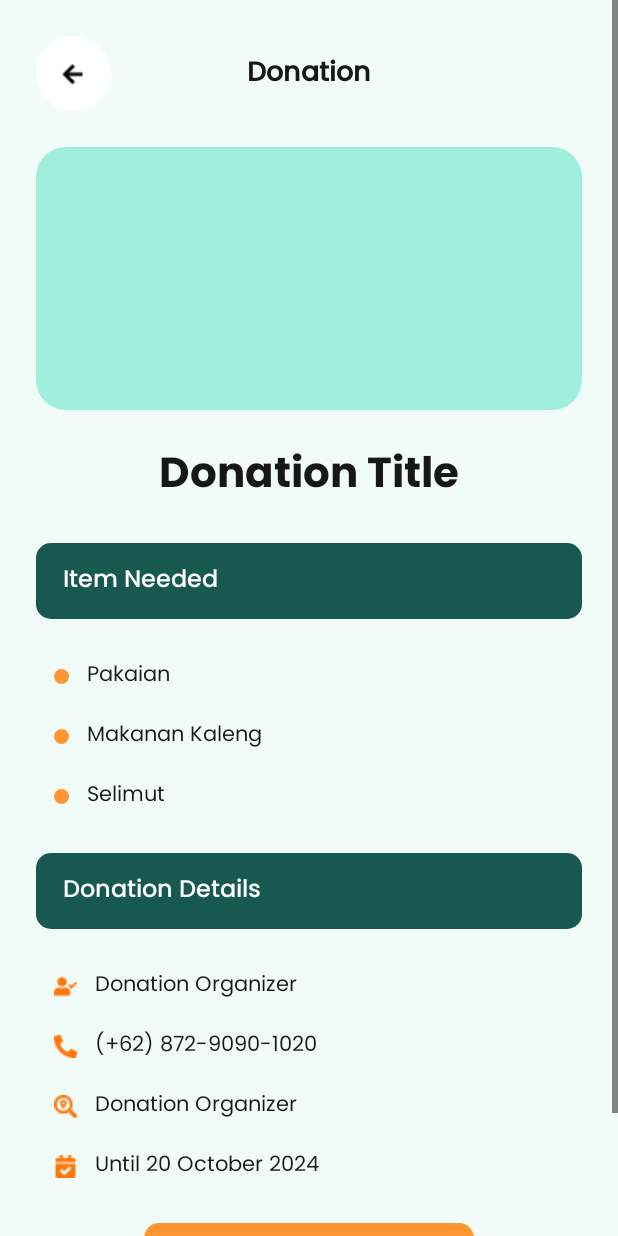
After one commit to josephines1/help-hand, an Android app: the DonationDetailActivity screen opened directly, with no data from a screen before it, on a phone screen of 412 x 824 dp. The commit adds this screen. Run offline under Robolectric (Android 15) with nearby library versions, the phone set to English and light mode, and no system bars.

Commit message:
Add halaman detail donasi

```diff
--- a/app/src/main/java/com/example/helphandv10/HomeFragment.kt
+++ b/app/src/main/java/com/example/helphandv10/HomeFragment.kt
@@ -7,13 +7,12 @@ import android.view.View
 import android.view.ViewGroup
 import androidx.recyclerview.widget.LinearLayoutManager
 import androidx.recyclerview.widget.RecyclerView
+import com.example.helphandv10.adapter.ListAdapter
 import java.util.Date
 import java.sql.Timestamp
 import java.time.LocalDate
 import java.time.LocalTime
 import java.time.ZoneId
-import java.time.format.DateTimeFormatter
-import java.util.Locale
 
 // TODO: Rename parameter arguments, choose names that match
 // the fragment initialization parameters, e.g. ARG_ITEM_NUMBER
--- /dev/null
+++ b/app/src/main/java/com/example/helphandv10/activity/DonationDetailActivity.kt
@@ -0,0 +1,33 @@
+package com.example.helphandv10.activity
+
+import android.annotation.SuppressLint
+import android.os.Bundle
+import androidx.activity.enableEdgeToEdge
+import androidx.appcompat.app.AppCompatActivity
+import androidx.core.view.ViewCompat
+import androidx.core.view.WindowInsetsCompat
+import androidx.recyclerview.widget.LinearLayoutManager
+import androidx.recyclerview.widget.RecyclerView
+import com.example.helphandv10.R
+import com.example.helphandv10.adapter.ItemNeededAdapter
+
+class DonationDetailActivity : AppCompatActivity() {
+    private lateinit var itemsRecyclerView: RecyclerView
+    private lateinit var itemNeededAdapter: ItemNeededAdapter
+
+    override fun onCreate(savedInstanceState: Bundle?) {
+        super.onCreate(savedInstanceState)
+        enableEdgeToEdge()
+        setContentView(R.layout.activity_donation_detail)
+        ViewCompat.setOnApplyWindowInsetsListener(findViewById(R.id.main)) { v, insets ->
+            val systemBars = insets.getInsets(WindowInsetsCompat.Type.systemBars())
+            v.setPadding(systemBars.left, systemBars.top, systemBars.right, systemBars.bottom)
+            insets
+        }
+
+        itemsRecyclerView = findViewById(R.id.rv_items_needed)
+        itemNeededAdapter = ItemNeededAdapter(listOf("Pakaian", "Makanan Kaleng", "Selimut"))
+        itemsRecyclerView.adapter = itemNeededAdapter
+        itemsRecyclerView.layoutManager = LinearLayoutManager(this)
+    }
+}
--- a/app/src/main/java/com/example/helphandv10/LoginActivity.kt
+++ b/app/src/main/java/com/example/helphandv10/activity/LoginActivity.kt
@@ -1,12 +1,10 @@
-package com.example.helphandv10
+package com.example.helphandv10.activity
 
 import android.content.Intent
 import android.os.Bundle
 import android.widget.TextView
-import androidx.activity.enableEdgeToEdge
 import androidx.appcompat.app.AppCompatActivity
-import androidx.core.view.ViewCompat
-import androidx.core.view.WindowInsetsCompat
+import com.example.helphandv10.R
 
 class LoginActivity : AppCompatActivity() {
     lateinit var tv_doNotHaveAnAccount : TextView
--- a/app/src/main/java/com/example/helphandv10/MainActivity.kt
+++ b/app/src/main/java/com/example/helphandv10/activity/MainActivity.kt
@@ -1,13 +1,13 @@
-package com.example.helphandv10
+package com.example.helphandv10.activity
 
 import android.os.Bundle
 import androidx.activity.enableEdgeToEdge
 import androidx.appcompat.app.AppCompatActivity
 import androidx.core.view.ViewCompat
 import androidx.core.view.WindowInsetsCompat
-import androidx.fragment.app.Fragment
 import androidx.navigation.findNavController
 import androidx.navigation.ui.setupWithNavController
+import com.example.helphandv10.R
 import com.example.helphandv10.databinding.ActivityMainBinding
 import com.google.android.material.bottomnavigation.BottomNavigationView
 
--- a/app/src/main/java/com/example/helphandv10/SignUpActivity.kt
+++ b/app/src/main/java/com/example/helphandv10/activity/SignUpActivity.kt
@@ -1,12 +1,10 @@
-package com.example.helphandv10
+package com.example.helphandv10.activity
 
 import android.content.Intent
 import android.os.Bundle
 import android.widget.TextView
-import androidx.activity.enableEdgeToEdge
 import androidx.appcompat.app.AppCompatActivity
-import androidx.core.view.ViewCompat
-import androidx.core.view.WindowInsetsCompat
+import com.example.helphandv10.R
 
 class SignUpActivity : AppCompatActivity() {
     lateinit var tv_alreadyRegistered : TextView
--- /dev/null
+++ b/app/src/main/java/com/example/helphandv10/adapter/ItemNeededAdapter.kt
@@ -0,0 +1,25 @@
+package com.example.helphandv10.adapter
+
+import android.view.LayoutInflater
+import android.view.View
+import android.view.ViewGroup
+import android.widget.TextView
+import androidx.recyclerview.widget.RecyclerView
+import com.example.helphandv10.R
+
+class ItemNeededAdapter(private val items: List<String>) : RecyclerView.Adapter<ItemNeededAdapter.ViewHolder>() {
+    class ViewHolder(itemView: View) : RecyclerView.ViewHolder(itemView) {
+        var itemTextView: TextView = itemView.findViewById(R.id.tv_item_needed)
+    }
+
+    override fun onCreateViewHolder(parent: ViewGroup, viewType: Int): ViewHolder {
+        val view = LayoutInflater.from(parent.context).inflate(R.layout.item_needed_view, parent, false)
+        return ViewHolder(view)
+    }
+
+    override fun onBindViewHolder(holder: ViewHolder, position: Int) {
+        holder.itemTextView.text = items[position]
+    }
+
+    override fun getItemCount() = items.size
+}
--- a/app/src/main/java/com/example/helphandv10/ListAdapter.kt
+++ b/app/src/main/java/com/example/helphandv10/adapter/ListAdapter.kt
@@ -1,4 +1,4 @@
-package com.example.helphandv10
+package com.example.helphandv10.adapter
 
 import android.view.LayoutInflater
 import android.view.View
@@ -7,6 +7,8 @@ import android.widget.ImageView
 import android.widget.TextView
 import androidx.recyclerview.widget.RecyclerView
 import com.bumptech.glide.Glide
+import com.example.helphandv10.Donations
+import com.example.helphandv10.R
 import java.sql.Timestamp
 import java.time.ZoneId
 import java.time.format.DateTimeFormatter
--- /dev/null
+++ b/app/src/main/res/drawable/background_sub_title_detail.xml
@@ -0,0 +1,9 @@
+<?xml version="1.0" encoding="utf-8"?>
+<selector xmlns:android="http://schemas.android.com/apk/res/android">
+    <item>
+        <shape android:shape="rectangle">
+            <solid android:color="@color/primary_dark" />
+            <corners android:radius="10dp" />
+        </shape>
+    </item>
+</selector>
--- /dev/null
+++ b/app/src/main/res/drawable/bullet_list_on_details.xml
@@ -0,0 +1,10 @@
+<?xml version="1.0" encoding="utf-8"?>
+<selector xmlns:android="http://schemas.android.com/apk/res/android">
+    <item>
+        <shape android:shape="rectangle">
+            <solid android:color="@color/secondary" />
+            <size android:height="10dp" android:width="10dp" />
+            <corners android:radius="10dp" />
+        </shape>
+    </item>
+</selector>
--- /dev/null
+++ b/app/src/main/res/layout/activity_donation_detail.xml
@@ -0,0 +1,248 @@
+<?xml version="1.0" encoding="utf-8"?>
+<androidx.constraintlayout.widget.ConstraintLayout xmlns:android="http://schemas.android.com/apk/res/android"
+    xmlns:app="http://schemas.android.com/apk/res-auto"
+    xmlns:tools="http://schemas.android.com/tools"
+    android:id="@+id/main"
+    android:layout_width="match_parent"
+    android:layout_height="match_parent"
+    tools:context=".activity.DonationDetailActivity">
+
+    <ScrollView
+        android:layout_width="0dp"
+        android:layout_height="0dp"
+        android:background="@color/background"
+        app:layout_constraintBottom_toBottomOf="parent"
+        app:layout_constraintEnd_toEndOf="parent"
+        app:layout_constraintStart_toStartOf="parent"
+        app:layout_constraintTop_toTopOf="parent">
+
+        <LinearLayout
+            android:layout_width="match_parent"
+            android:layout_height="wrap_content"
+            android:orientation="vertical"
+            android:paddingBottom="24dp">
+
+            <androidx.constraintlayout.widget.ConstraintLayout
+                android:layout_width="match_parent"
+                android:layout_height="match_parent"
+                android:orientation="horizontal"
+                android:paddingHorizontal="24dp"
+                android:paddingTop="24dp">
+
+                <ImageView
+                    android:id="@+id/imageView"
+                    android:layout_width="wrap_content"
+                    android:layout_height="wrap_content"
+                    app:layout_constraintBottom_toBottomOf="parent"
+                    app:layout_constraintStart_toStartOf="parent"
+                    app:layout_constraintTop_toTopOf="parent"
+                    app:srcCompat="@drawable/group_17" />
+
+                <TextView
+                    android:id="@+id/tv_detail_top_text"
+                    android:layout_width="wrap_content"
+                    android:layout_height="wrap_content"
+                    android:layout_gravity="center_horizontal"
+                    android:layout_weight="1"
+                    android:fontFamily="@font/poppins_medium"
+                    android:text="Donation"
+                    android:textSize="18sp"
+                    android:textStyle="bold"
+                    app:layout_constraintBottom_toBottomOf="parent"
+                    app:layout_constraintEnd_toEndOf="parent"
+                    app:layout_constraintStart_toStartOf="@+id/imageView"
+                    app:layout_constraintTop_toTopOf="parent" />
+
+            </androidx.constraintlayout.widget.ConstraintLayout>
+
+            <ImageView
+                android:id="@+id/imageView2"
+                android:layout_width="match_parent"
+                android:layout_height="175dp"
+                android:layout_marginHorizontal="24dp"
+                android:layout_marginTop="24dp"
+                android:background="@drawable/background_banner_home" />
+
+            <TextView
+                android:id="@+id/tv_detail_title"
+                android:layout_width="match_parent"
+                android:layout_height="wrap_content"
+                android:layout_marginHorizontal="24dp"
+                android:layout_marginVertical="20dp"
+                android:fontFamily="@font/poppins_bold"
+                android:text="Donation Title"
+                android:textAlignment="center"
+                android:textSize="28sp" />
+
+            <TextView
+                android:id="@+id/tv_detail_subtitle_item"
+                android:layout_width="match_parent"
+                android:layout_height="wrap_content"
+                android:layout_marginHorizontal="24dp"
+                android:background="@drawable/background_sub_title_detail"
+                android:fontFamily="@font/poppins_medium"
+                android:paddingHorizontal="18dp"
+                android:paddingVertical="12dp"
+                android:text="Item Needed"
+                android:textColor="@color/white"
+                android:textSize="16sp" />
+
+            <androidx.recyclerview.widget.RecyclerView
+                android:id="@+id/rv_items_needed"
+                android:layout_width="match_parent"
+                android:layout_height="match_parent"
+                android:layout_marginHorizontal="24dp"
+                android:paddingHorizontal="12dp"
+                android:paddingVertical="18dp" />
+
+            <TextView
+                android:id="@+id/tv_detail_subtitle_details"
+                android:layout_width="match_parent"
+                android:layout_height="wrap_content"
+                android:layout_marginHorizontal="24dp"
+                android:background="@drawable/background_sub_title_detail"
+                android:fontFamily="@font/poppins_medium"
+                android:paddingHorizontal="18dp"
+                android:paddingVertical="12dp"
+                android:text="Donation Details"
+                android:textColor="@color/white"
+                android:textSize="16sp" />
+
+            <LinearLayout
+                android:layout_width="match_parent"
+                android:layout_height="match_parent"
+                android:layout_marginHorizontal="24dp"
+                android:orientation="vertical"
+                android:paddingHorizontal="12dp"
+                android:paddingVertical="18dp">
+
+                <androidx.constraintlayout.widget.ConstraintLayout
+                    android:layout_width="match_parent"
+                    android:layout_height="match_parent"
+                    android:paddingVertical="8dp">
+
+                    <ImageView
+                        android:id="@+id/iv_icon_organizer"
+                        android:layout_width="wrap_content"
+                        android:layout_height="wrap_content"
+                        android:src="@drawable/icon_organizer"
+                        app:layout_constraintBottom_toBottomOf="parent"
+                        app:layout_constraintStart_toStartOf="parent"
+                        app:layout_constraintTop_toTopOf="parent" />
+
+                    <TextView
+                        android:id="@+id/tv_organizer"
+                        android:layout_width="wrap_content"
+                        android:layout_height="wrap_content"
+                        android:layout_marginStart="12dp"
+                        android:text="Donation Organizer"
+                        app:layout_constraintBottom_toBottomOf="parent"
+                        app:layout_constraintStart_toEndOf="@id/iv_icon_organizer"
+                        app:layout_constraintTop_toTopOf="parent" />
+                </androidx.constraintlayout.widget.ConstraintLayout>
+
+                <androidx.constraintlayout.widget.ConstraintLayout
+                    android:layout_width="match_parent"
+                    android:layout_height="match_parent"
+                    android:paddingVertical="8dp">
+
+                    <ImageView
+                        android:id="@+id/iv_icon_phone"
+                        android:layout_width="wrap_content"
+                        android:layout_height="wrap_content"
+                        android:src="@drawable/icon_phone"
+                        app:layout_constraintBottom_toBottomOf="parent"
+                        app:layout_constraintStart_toStartOf="parent"
+                        app:layout_constraintTop_toTopOf="parent" />
+
+                    <TextView
+                        android:id="@+id/tv_phone"
+                        android:layout_width="wrap_content"
+                        android:layout_height="wrap_content"
+                        android:layout_marginStart="12dp"
+                        android:text="(+62) 872-9090-1020"
+                        app:layout_constraintBottom_toBottomOf="parent"
+                        app:layout_constraintStart_toEndOf="@id/iv_icon_phone"
+                        app:layout_constraintTop_toTopOf="parent" />
+                </androidx.constraintlayout.widget.ConstraintLayout>
+
+                <androidx.constraintlayout.widget.ConstraintLayout
+                    android:layout_width="match_parent"
+                    android:layout_height="match_parent"
+                    android:paddingVertical="8dp">
+
+                    <ImageView
+                        android:id="@+id/iv_icon_location"
+                        android:layout_width="wrap_content"
+                        android:layout_height="wrap_content"
+                        android:src="@drawable/icon_location"
+                        app:layout_constraintBottom_toBottomOf="parent"
+                        app:layout_constraintStart_toStartOf="parent"
+                        app:layout_constraintTop_toTopOf="parent" />
+
+                    <TextView
+                        android:id="@+id/tv_location"
+                        android:layout_width="wrap_content"
+                        android:layout_height="wrap_content"
+                        android:layout_marginStart="12dp"
+                        android:text="Donation Organizer"
+                        app:layout_constraintBottom_toBottomOf="parent"
+                        app:layout_constraintStart_toEndOf="@id/iv_icon_location"
+                        app:layout_constraintTop_toTopOf="parent" />
+                </androidx.constraintlayout.widget.ConstraintLayout>
+
+                <androidx.constraintlayout.widget.ConstraintLayout
+                    android:layout_width="match_parent"
+                    android:layout_height="match_parent"
+                    android:paddingVertical="8dp">
+
+                    <ImageView
+                        android:id="@+id/iv_icon_calendar"
+                        android:layout_width="wrap_content"
+                        android:layout_height="wrap_content"
+                        android:src="@drawable/icon_calendar"
+                        app:layout_constraintBottom_toBottomOf="parent"
+                        app:layout_constraintStart_toStartOf="parent"
+                        app:layout_constraintTop_toTopOf="parent" />
+
+                    <TextView
+                        android:id="@+id/tv_date"
+                        android:layout_width="wrap_content"
+                        android:layout_height="wrap_content"
+                        android:layout_marginStart="12dp"
+                        android:text="Until 20 October 2024"
+                        app:layout_constraintBottom_toBottomOf="parent"
+                        app:layout_constraintStart_toEndOf="@id/iv_icon_calendar"
+                        app:layout_constraintTop_toTopOf="parent" />
+                </androidx.constraintlayout.widget.ConstraintLayout>
+
+            </LinearLayout>
+
+            <TextView
+                android:id="@+id/btn_donate"
+                android:layout_width="220dp"
+                android:layout_height="wrap_content"
+                android:layout_gravity="center_horizontal"
+                android:layout_marginHorizontal="24dp"
+                android:background="@drawable/button_secondary_rounded_corner"
+                android:fontFamily="@font/poppins_medium"
+                android:paddingVertical="12dp"
+                android:text="Donate"
+                android:textAlignment="center"
+                android:textAllCaps="true"
+                android:textColor="@color/white"
+                tools:textSize="16sp" />
+
+            <TextView
+                android:id="@+id/tv_track_donation"
+                android:layout_width="match_parent"
+                android:layout_height="wrap_content"
+                android:layout_marginHorizontal="24dp"
+                android:layout_marginTop="4dp"
+                android:text="Track Your Donation"
+                android:textAlignment="center"
+                android:textSize="14sp" />
+
+        </LinearLayout>
+    </ScrollView>
+</androidx.constraintlayout.widget.ConstraintLayout>
--- a/app/src/main/res/layout/activity_login.xml
+++ b/app/src/main/res/layout/activity_login.xml
@@ -6,7 +6,7 @@
     android:layout_width="match_parent"
     android:layout_height="match_parent"
     android:background="@color/background"
-    tools:context=".LoginActivity">
+    tools:context=".activity.LoginActivity">
 
     <ImageView
         android:id="@+id/iv_loginCircle"
--- a/app/src/main/res/layout/activity_main.xml
+++ b/app/src/main/res/layout/activity_main.xml
@@ -7,7 +7,7 @@
     android:layout_width="match_parent"
     android:layout_height="match_parent"
     android:background="@color/background"
-    tools:context=".MainActivity">
+    tools:context=".activity.MainActivity">
 
     <fragment
         android:id="@+id/nav_host_fragment_activity_main"
--- a/app/src/main/res/layout/activity_sign_up.xml
+++ b/app/src/main/res/layout/activity_sign_up.xml
@@ -5,7 +5,7 @@
     android:background="@color/background"
     android:layout_width="match_parent"
     android:layout_height="match_parent"
-    tools:context=".SignUpActivity">
+    tools:context=".activity.SignUpActivity">
 
     <ImageView
         android:id="@+id/iv_signUpCircle"
--- /dev/null
+++ b/app/src/main/res/layout/item_needed_view.xml
@@ -0,0 +1,28 @@
+<?xml version="1.0" encoding="utf-8"?>
+<androidx.constraintlayout.widget.ConstraintLayout xmlns:android="http://schemas.android.com/apk/res/android"
+    xmlns:app="http://schemas.android.com/apk/res-auto"
+    xmlns:tools="http://schemas.android.com/tools"
+    android:layout_width="match_parent"
+    android:layout_height="wrap_content"
+    android:paddingVertical="8dp">
+
+    <ImageView
+        android:id="@+id/iv_bullet_list"
+        android:layout_width="wrap_content"
+        android:layout_height="wrap_content"
+        app:layout_constraintBottom_toBottomOf="parent"
+        app:layout_constraintEnd_toStartOf="@+id/tv_item_needed"
+        app:layout_constraintStart_toStartOf="parent"
+        app:layout_constraintTop_toTopOf="parent"
+        app:srcCompat="@drawable/bullet_list_on_details" />
+
+    <TextView
+        android:id="@+id/tv_item_needed"
+        android:layout_width="0dp"
+        android:layout_height="wrap_content"
+        android:layout_marginStart="12dp"
+        android:text="Item Needed"
+        app:layout_constraintBottom_toBottomOf="parent"
+        app:layout_constraintStart_toEndOf="@+id/iv_bullet_list"
+        app:layout_constraintTop_toTopOf="parent" />
+</androidx.constraintlayout.widget.ConstraintLayout>
```
Also changed, not shown: app/src/main/AndroidManifest.xml (+6 -3 lines), app/src/main/res/drawable/group_17.png (added), app/src/main/res/drawable/icon_calendar.png (added), app/src/main/res/drawable/icon_location.png (added), app/src/main/res/drawable/icon_organizer.png (added), app/src/main/res/drawable/icon_phone.png (added).
